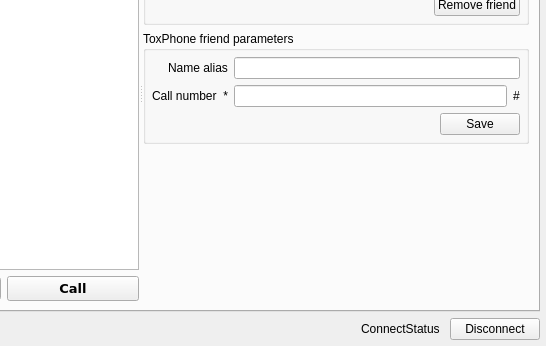
Old version of the form src/toxphone_config/widgets/main_window.ui in the repository hkarel/ToxPhone; both pictures show x 148 to 694 and y 157 to 503 of the 694 by 503 pixel window.
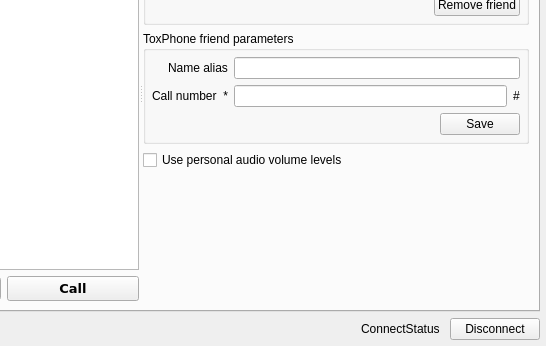
New version of the form. The open tabs and pages were chosen to show the change.

Diff of the .ui file:
```diff
--- a/src/toxphone_config/widgets/main_window.ui
+++ b/src/toxphone_config/widgets/main_window.ui
@@ -528,6 +528,13 @@
               </layout>
              </widget>
             </item>
+            <item>
+             <widget class="QCheckBox" name="chkPersonalAudioVolumes">
+              <property name="text">
+               <string>Use personal audio volume levels</string>
+              </property>
+             </widget>
+            </item>
             <item>
              <spacer name="verticalSpacer_4">
               <property name="orientation">
```
Left out of the diff: 4 changed lines with no effect on the pictures.
